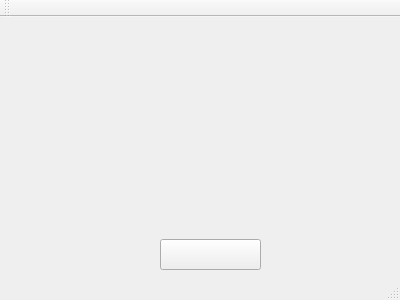
leoembedded/QtStudy, file QtStudy/mainwindow.ui: the form before one commit.
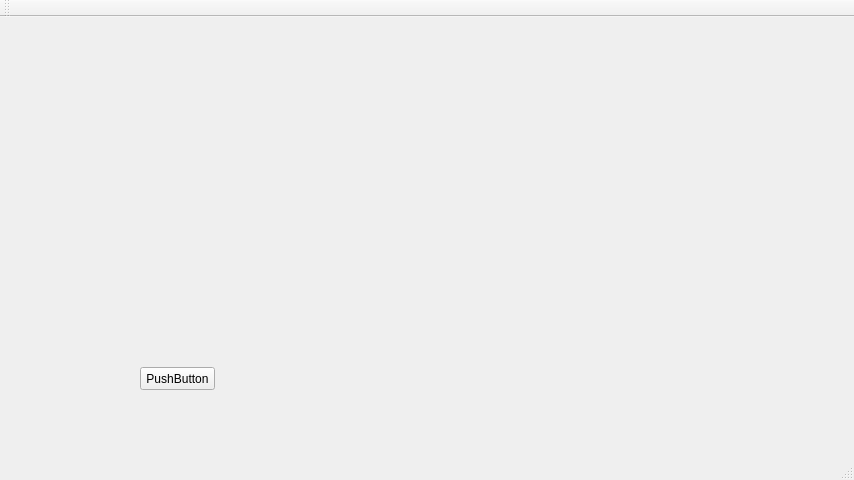
The form after the commit.

Patch:
```diff
--- a/QtStudy/mainwindow.ui
+++ b/QtStudy/mainwindow.ui
@@ -6,8 +6,8 @@
    <rect>
     <x>0</x>
     <y>0</y>
-    <width>400</width>
-    <height>300</height>
+    <width>854</width>
+    <height>480</height>
    </rect>
   </property>
   <property name="windowTitle">
@@ -17,14 +17,14 @@
    <widget class="QPushButton" name="newScreenButton">
     <property name="geometry">
      <rect>
-      <x>160</x>
-      <y>222</y>
-      <width>101</width>
-      <height>31</height>
+      <x>140</x>
+      <y>350</y>
+      <width>75</width>
+      <height>23</height>
      </rect>
     </property>
     <property name="text">
-     <string/>
+     <string>PushButton</string>
     </property>
    </widget>
   </widget>
```
